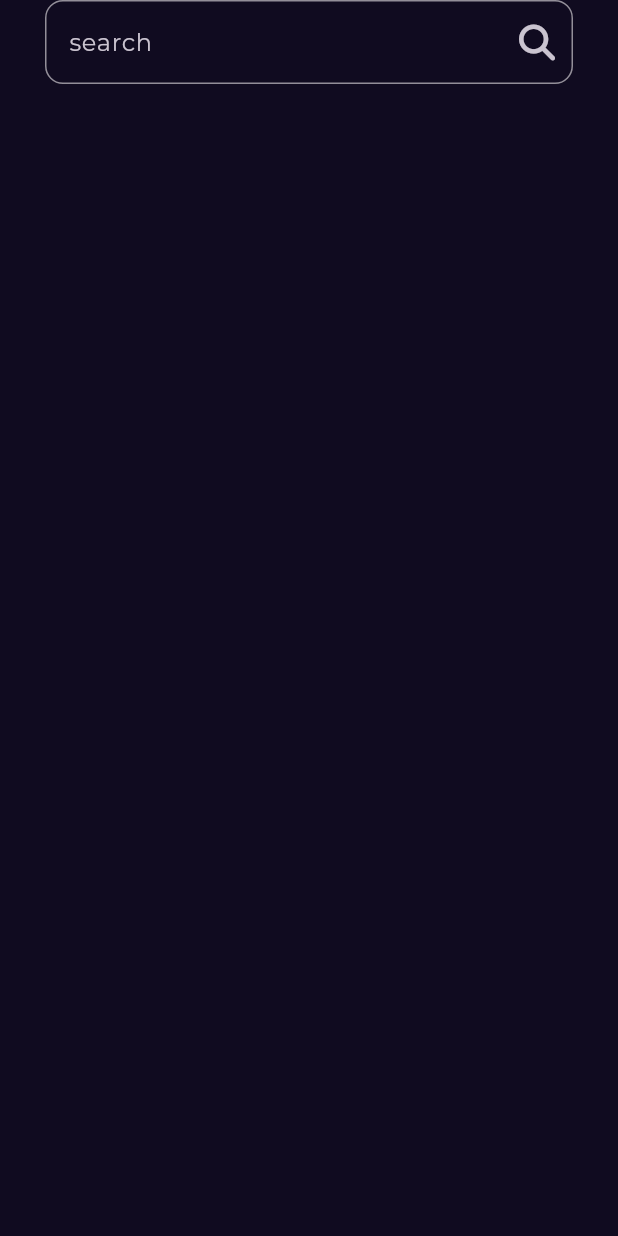
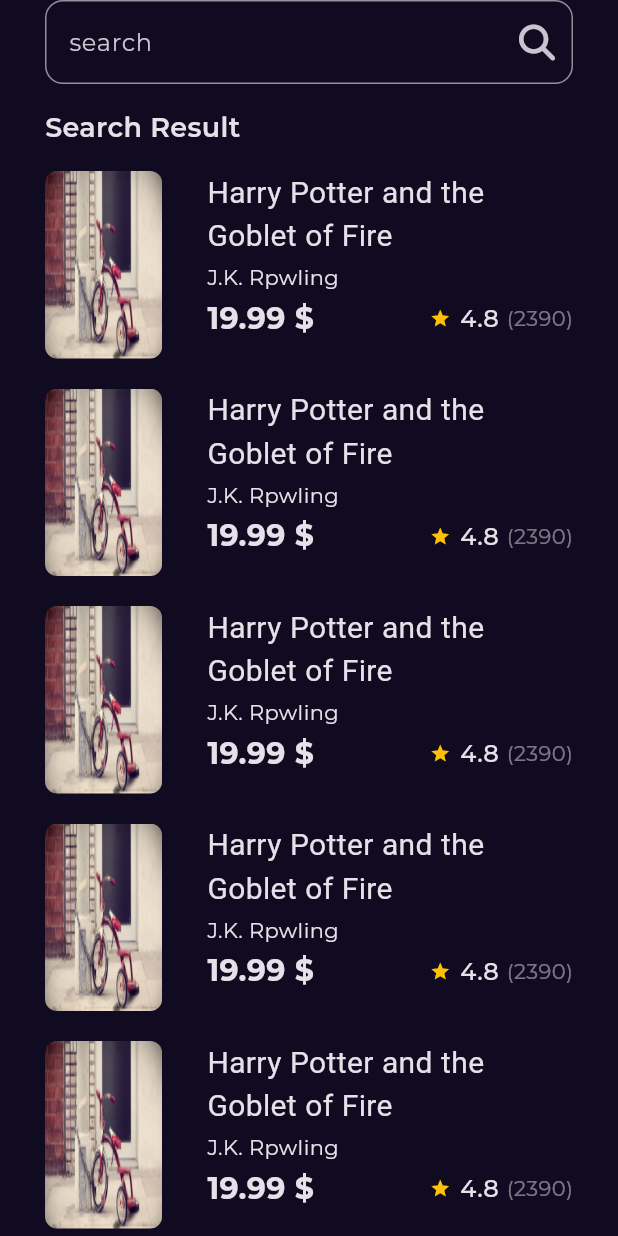
Before and after one commit to muhammad-mustafa1/BOOKIA, a Flutter app: the screen it shows after launch, after a tap on an icon or button, on a phone screen of 412 x 824 dp. Run offline on Flutter 3.47's test engine with Material 3 defaults, Android fonts, the light colour scheme and no system bars; our stand-ins replace font_awesome_flutter, go_router, google_fonts; Roboto replaces fonts that are missing (kGtSectraFine).

Commit message:
search view done

```diff
--- a/lib/Features/home/presentation/views/widgets/best_seller_list_view.dart
+++ b/lib/Features/home/presentation/views/widgets/best_seller_list_view.dart
@@ -10,7 +10,7 @@
         padding: EdgeInsets.zero,
         physics: const NeverScrollableScrollPhysics(),
         itemBuilder: (context, index) {
-          return const BestSellerListViewItem();
+          return const BookListViewItem();
         },
         separatorBuilder: (context, index) {
           return const SizedBox(height: 20);
--- a/lib/Features/home/presentation/views/widgets/best_seller_list_view_item.dart
+++ b/lib/Features/home/presentation/views/widgets/best_seller_list_view_item.dart
@@ -7,8 +7,8 @@
 import 'package:flutter/widgets.dart';
 import 'package:go_router/go_router.dart';
 
-class BestSellerListViewItem extends StatelessWidget {
-  const BestSellerListViewItem({super.key});
+class BookListViewItem extends StatelessWidget {
+  const BookListViewItem({super.key});
 
   @override
   Widget build(BuildContext context) {
--- a/lib/Features/search/presentation/views/widgets/search_view_body.dart
+++ b/lib/Features/search/presentation/views/widgets/search_view_body.dart
@@ -1,3 +1,5 @@
+import 'package:bookia/Core/Utils/styles.dart';
+import 'package:bookia/Features/home/presentation/views/widgets/best_seller_list_view_item.dart';
 import 'package:bookia/Features/search/presentation/views/widgets/custom_search_text_field.dart';
 import 'package:flutter/material.dart';
 
@@ -9,10 +11,32 @@
     return const Padding(
       padding: EdgeInsets.symmetric(horizontal: 30),
       child: Column(
+        crossAxisAlignment: CrossAxisAlignment.start,
         children: [
           CustomSearchTextField(),
+          SizedBox(height: 16),
+          Text('Search Result', style: Styles.textStyle18),
+          SizedBox(height: 16),
+          Expanded(child: SearchResultListView())
         ],
       ),
     );
   }
 }
+
+class SearchResultListView extends StatelessWidget {
+  const SearchResultListView({super.key});
+
+  @override
+  Widget build(BuildContext context) {
+    return ListView.separated(
+        padding: EdgeInsets.zero,
+        itemBuilder: (context, index) {
+          return const BookListViewItem();
+        },
+        separatorBuilder: (context, index) {
+          return const SizedBox(height: 20);
+        },
+        itemCount: 10);
+  }
+}
```
